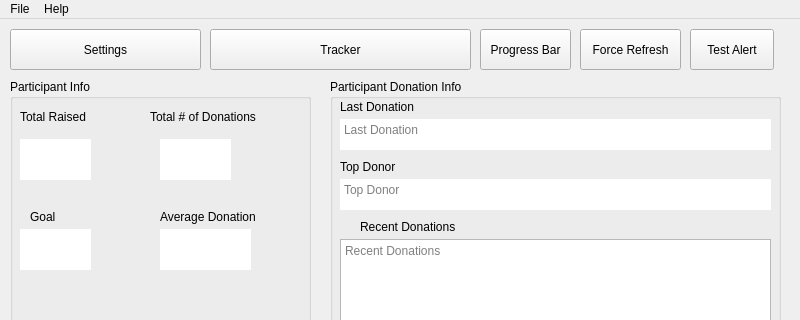
Old version of the form QTdesignerfiles/design.ui in the repository djotaku/ELDonationTracker; both pictures show x 0 to 800 and y 0 to 320 of the 800 by 729 pixel window.
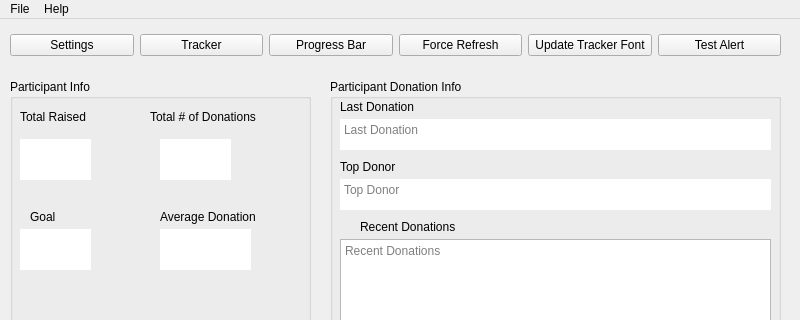
New version of the form. Icons and pictures are not drawn.

Commit message:
Initial ability to change tracker font.
Not most elegant solution yet.

The edit to the form file:
```diff
--- a/QTdesignerfiles/design.ui
+++ b/QTdesignerfiles/design.ui
@@ -24,44 +24,6 @@
      <verstretch>0</verstretch>
     </sizepolicy>
    </property>
-   <widget class="QPushButton" name="SettingsButton">
-    <property name="geometry">
-     <rect>
-      <x>10</x>
-      <y>10</y>
-      <width>191</width>
-      <height>41</height>
-     </rect>
-    </property>
-    <property name="toolTip">
-     <string>&lt;html&gt;&lt;head/&gt;&lt;body&gt;&lt;p&gt;Change folders, Extra Life ID, etc&lt;/p&gt;&lt;/body&gt;&lt;/html&gt;</string>
-    </property>
-    <property name="text">
-     <string>Settings</string>
-    </property>
-    <property name="autoDefault">
-     <bool>false</bool>
-    </property>
-    <property name="default">
-     <bool>false</bool>
-    </property>
-    <property name="flat">
-     <bool>false</bool>
-    </property>
-   </widget>
-   <widget class="QPushButton" name="TrackerButton">
-    <property name="geometry">
-     <rect>
-      <x>210</x>
-      <y>10</y>
-      <width>261</width>
-      <height>41</height>
-     </rect>
-    </property>
-    <property name="text">
-     <string>Tracker</string>
-    </property>
-   </widget>
    <widget class="QGroupBox" name="ParticipantInfo">
     <property name="geometry">
      <rect>
@@ -291,45 +253,6 @@
      </property>
     </widget>
    </widget>
-   <widget class="QPushButton" name="ProgressBarButton">
-    <property name="geometry">
-     <rect>
-      <x>480</x>
-      <y>10</y>
-      <width>91</width>
-      <height>41</height>
-     </rect>
-    </property>
-    <property name="text">
-     <string>Progress Bar</string>
-    </property>
-   </widget>
-   <widget class="QPushButton" name="RefreshButton">
-    <property name="geometry">
-     <rect>
-      <x>580</x>
-      <y>10</y>
-      <width>101</width>
-      <height>41</height>
-     </rect>
-    </property>
-    <property name="text">
-     <string>Force Refresh</string>
-    </property>
-   </widget>
-   <widget class="QPushButton" name="TestAlertButton">
-    <property name="geometry">
-     <rect>
-      <x>690</x>
-      <y>10</y>
-      <width>84</width>
-      <height>41</height>
-     </rect>
-    </property>
-    <property name="text">
-     <string>Test Alert</string>
-    </property>
-   </widget>
    <widget class="QGroupBox" name="TeamGroupBox">
     <property name="geometry">
      <rect>
@@ -555,6 +478,72 @@
      <string>© 2015-2019 Eric Mesa; Licensed GPLv3; http://extralife.ericmesa.com</string>
     </property>
    </widget>
+   <widget class="QWidget" name="">
+    <property name="geometry">
+     <rect>
+      <x>10</x>
+      <y>10</y>
+      <width>771</width>
+      <height>33</height>
+     </rect>
+    </property>
+    <layout class="QHBoxLayout" name="horizontalLayout">
+     <item>
+      <widget class="QPushButton" name="SettingsButton">
+       <property name="toolTip">
+        <string>&lt;html&gt;&lt;head/&gt;&lt;body&gt;&lt;p&gt;Change folders, Extra Life ID, etc&lt;/p&gt;&lt;/body&gt;&lt;/html&gt;</string>
+       </property>
+       <property name="text">
+        <string>Settings</string>
+       </property>
+       <property name="autoDefault">
+        <bool>false</bool>
+       </property>
+       <property name="default">
+        <bool>false</bool>
+       </property>
+       <property name="flat">
+        <bool>false</bool>
+       </property>
+      </widget>
+     </item>
+     <item>
+      <widget class="QPushButton" name="TrackerButton">
+       <property name="text">
+        <string>Tracker</string>
+       </property>
+      </widget>
+     </item>
+     <item>
+      <widget class="QPushButton" name="ProgressBarButton">
+       <property name="text">
+        <string>Progress Bar</string>
+       </property>
+      </widget>
+     </item>
+     <item>
+      <widget class="QPushButton" name="RefreshButton">
+       <property name="text">
+        <string>Force Refresh</string>
+       </property>
+      </widget>
+     </item>
+     <item>
+      <widget class="QPushButton" name="pushButton_tracker_font">
+       <property name="text">
+        <string>Update Tracker Font</string>
+       </property>
+      </widget>
+     </item>
+     <item>
+      <widget class="QPushButton" name="TestAlertButton">
+       <property name="text">
+        <string>Test Alert</string>
+       </property>
+      </widget>
+     </item>
+    </layout>
+   </widget>
   </widget>
   <widget class="QStatusBar" name="statusbar"/>
   <widget class="QMenuBar" name="menuBar">
```
Left out of the diff: 2 changed lines with no effect on the pictures. The commit also changes 7 other files.
